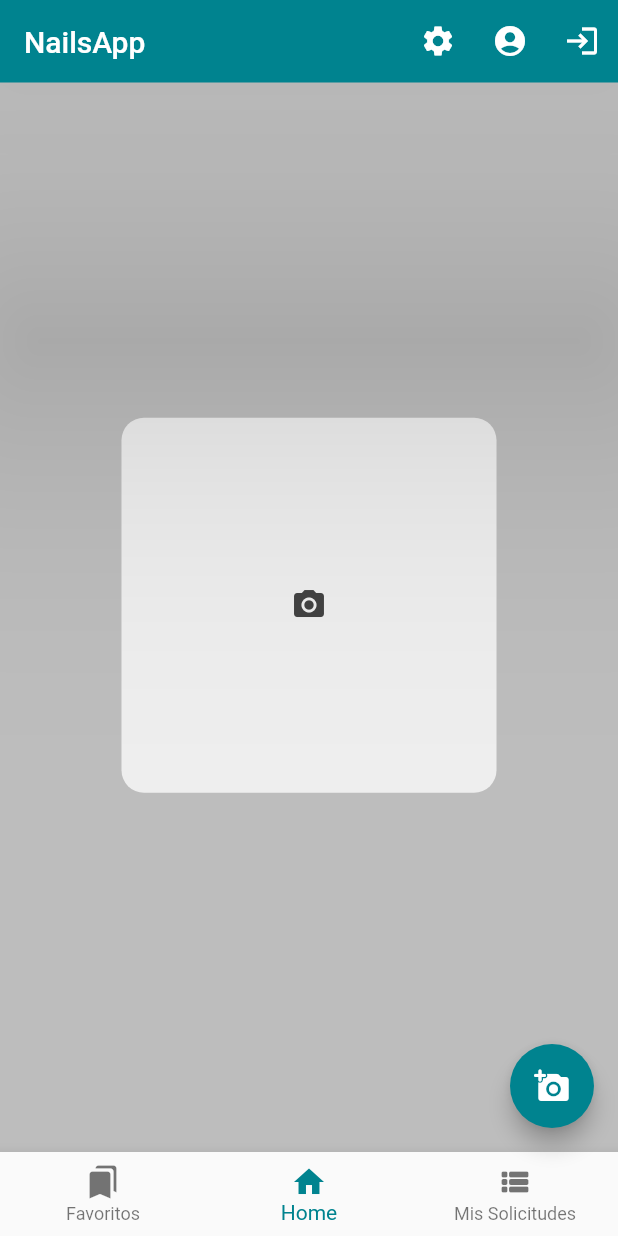
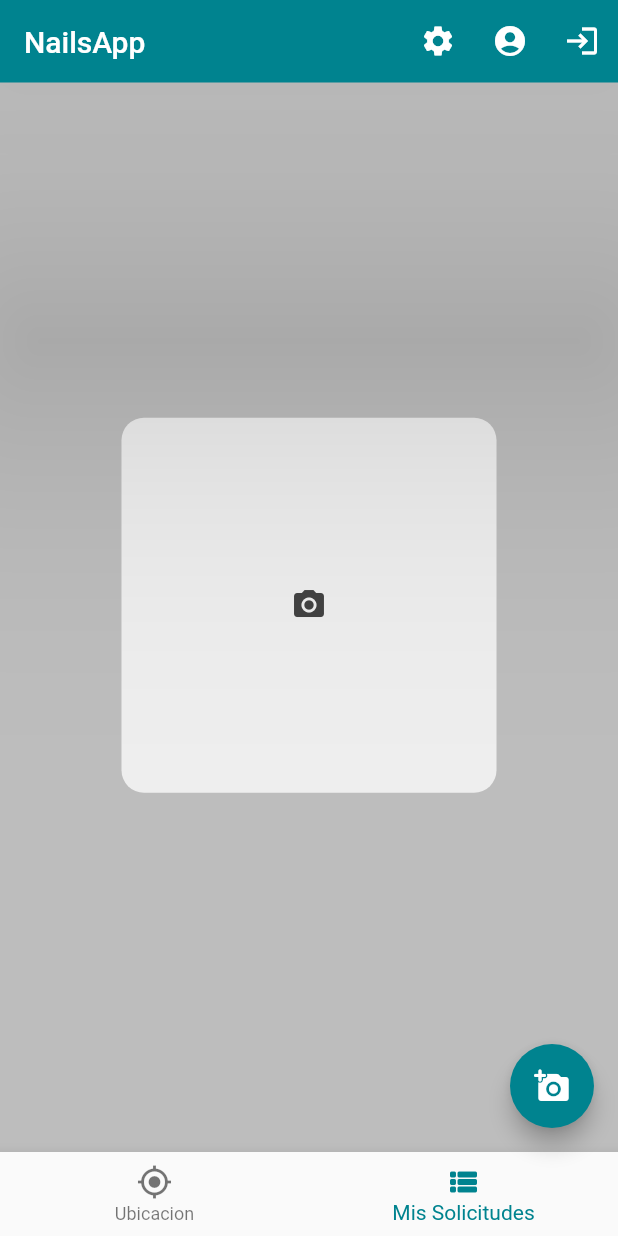
Before and after one commit to henrryrj/nails_app, a Flutter app: the HomePage screen opened by its route, item 2 of the bottom bar chosen, on a phone screen of 412 x 824 dp. Run offline on Flutter 3.47's test engine with Material 2 defaults, Android fonts, the light colour scheme and no system bars; our stand-ins replace bloc, equatable, firebase_auth, firebase_core, firebase_database, flutter_bloc and 8 more; missing offline and left inert: dart:ffi; accounts and stored records are empty.

Commit message:
ultimos cambios

```diff
--- a/lib/main.dart
+++ b/lib/main.dart
@@ -4,6 +4,7 @@ import 'package:firebase_core/firebase_core.dart';
 import 'package:flutter/material.dart';
 import 'package:flutter_bloc/flutter_bloc.dart';
 import 'package:nails_app/providers/preferencias.dart';
+import 'package:nails_app/screens/lista_salon.dart';
 import 'package:nails_app/screens/rutas.dart';
 import 'package:nails_app/services/usuario_services.dart';
 import 'package:provider/provider.dart';
@@ -56,7 +57,8 @@ class _MyAppState extends StatelessWidget {
           'signin': (_) => SigninScreem(),
           'signup': (_) => SignupScreem(),
           'perfil': (_) => Perfil(),
-          'veriToken': (_) => CheckAuthScreen()
+          'veriToken': (_) => CheckAuthScreen(),
+          'listaSalon': (_) => ListaSalonesScreen()
         });
   }
 }
--- /dev/null
+++ b/lib/models/salon.dart
@@ -0,0 +1,39 @@
+
+
+import 'dart:convert';
+
+class Salon {
+    Salon({
+        this.id,
+        this.descripcion,
+        this.direccion,
+        this.lat,
+        this.lon,
+    });
+
+    int? id;
+    String? descripcion;
+    String? direccion;
+    String? lat;
+    String? lon;
+
+    factory Salon.fromJson(String str) => Salon.fromMap(json.decode(str));
+
+    String toJson() => json.encode(toMap());
+
+    factory Salon.fromMap(Map<String, dynamic> json) => Salon(
+        id: json["id"],
+        descripcion: json["descripcion"],
+        direccion: json["direccion"],
+        lat: json["lat"],
+        lon: json["lon"],
+    );
+
+    Map<String, dynamic> toMap() => {
+        "id": id,
+        "descripcion": descripcion,
+        "direccion": direccion,
+        "lat": lat,
+        "lon": lon,
+    };
+}
--- a/lib/screens/home.dart
+++ b/lib/screens/home.dart
@@ -1,8 +1,7 @@
 import 'dart:typed_data';
-
-import 'package:firebase_auth/firebase_auth.dart';
 import 'package:flutter/cupertino.dart';
 import 'package:flutter/material.dart';
+import 'package:nails_app/models/salon.dart';
 import 'package:nails_app/providers/image_handler.dart';
 import 'package:nails_app/screens/mapas/loading_screen.dart';
 import 'package:nails_app/services/usuario_services.dart';
@@ -22,15 +21,14 @@ class HomePage extends StatefulWidget {
 class HomePageState extends State<HomePage> {
   Uint8List image = Uint8List(0);
   bool isImagePicked = false;
+  bool soli = false;
   int selectedIndex = 0;
 
   List<Widget> widgetOptions = <Widget>[
     //Index 0: Saved Designs
     LoadingScreen(),
     //Index 1: Home
-    Center(child: Text('Home')),
-    //Index 2: My Places
-    Center(child: Text('My Places')),
+    Center(child: Text('Solicitudes')),
   ];
   static const TextStyle optionStyle =
       TextStyle(fontSize: 30, fontWeight: FontWeight.bold);
@@ -64,12 +62,8 @@ class HomePageState extends State<HomePage> {
       bottomNavigationBar: BottomNavigationBar(
         items: <BottomNavigationBarItem>[
           BottomNavigationBarItem(
-            icon: Icon(Icons.bookmarks_rounded),
-            label: 'Favoritos',
-          ),
-          BottomNavigationBarItem(
-            icon: Icon(Icons.home),
-            label: 'Home',
+            icon: Icon(Icons.gps_fixed),
+            label: 'Ubicacion',
           ),
           BottomNavigationBarItem(
             icon: Icon(Icons.view_list_rounded),
@@ -148,7 +142,9 @@ class HomePageState extends State<HomePage> {
                     shape: RoundedRectangleBorder(
                         borderRadius: BorderRadius.circular(5.0))),
                 onPressed: () async {
-                    clienteService.soliOk = true;
+                  this.soli = true;
+                  setState(() {});
+                  await Future.delayed(Duration(seconds: 1));
                   int? precio =
                       await clienteService.getSolicitud(cliente, this.image);
                   print('PRECIO: $precio');
@@ -177,13 +173,28 @@ class HomePageState extends State<HomePage> {
                                       this.isImagePicked = !this.isImagePicked;
                                       setState(() {});
                                       Navigator.of(context).pop();
+                                    }),
+                                CupertinoDialogAction(
+                                    child: Text('Ver Salones',
+                                        style: TextStyle(
+                                            color:
+                                                Theme.of(context).primaryColor,
+                                            letterSpacing: 1.5,
+                                            fontSize: 18,
+                                            fontWeight: FontWeight.bold)),
+                                    onPressed: () async {
+                                      Navigator.pushNamed(
+                                          context, 'listaSalon');
                                     })
                               ],
                             ));
+                    this.soli = false;
+                    setState(() {});
                   }
+                  setState(() {});
                 },
                 child: Text(
-                  'Solicitar precio',
+                  this.soli ? 'Espere...' : 'Solicitar precio',
                   style: TextStyle(
                       color: Colors.white,
                       letterSpacing: 1.5,
--- a/lib/services/usuario_services.dart
+++ b/lib/services/usuario_services.dart
@@ -1,4 +1,5 @@
 import 'dart:convert';
+import 'dart:ffi';
 import 'dart:io';
 import 'dart:typed_data';
 import 'package:firebase_auth/firebase_auth.dart';
@@ -7,6 +8,7 @@ import 'package:flutter/material.dart';
 import 'package:flutter_secure_storage/flutter_secure_storage.dart';
 import 'package:http/http.dart' as http;
 import 'package:http_parser/http_parser.dart';
+import 'package:nails_app/models/salon.dart';
 import 'package:nails_app/models/usuario_models.dart';
 import 'package:nails_app/providers/preferencias.dart';
 import 'package:nails_app/utilities/general/file-path-provider.dart';
@@ -16,6 +18,7 @@ class ClienteService extends ChangeNotifier {
   final String _baseUrlBd = 'naillsfinal-default-rtdb.firebaseio.com';
   final String _baseUrlAuth = 'identitytoolkit.googleapis.com';
   final String _fireToken = 'AIzaSyAyW_DeQGp0aWhpXCHqPge3aPqn2AOnZJ8';
+  final String _urlIa = '147.182.180.128';
   final DatabaseReference _dbUsuario = FirebaseDatabase.instance.reference();
   Cliente usuario = new Cliente();
   final storage = new FlutterSecureStorage();
@@ -30,15 +33,16 @@ class ClienteService extends ChangeNotifier {
   }
   bool _logueado = false;
   bool _loading = false;
-  bool _soli = false;
+  bool soli = false;
   bool get estaLogueado => _logueado;
-  bool get estaSoliOk => _soli;
+  bool get estaSoliOk => soli;
   set estaLogueado(bool valor) {
     this._logueado = valor;
     notifyListeners();
   }
+
   set soliOk(bool valor) {
-    this._soli = valor;
+    this.soli = valor;
     notifyListeners();
   }
 
@@ -118,6 +122,7 @@ class ClienteService extends ChangeNotifier {
       final Map<String, dynamic> usuariosMap = json.decode(resp.body);
       print('SEGUIMOS LOGUEADOS LOGIN WUWU');
       print('PRE_ID: ${PrefUser.id}');
+      if (usuariosMap['error'] == "Auth token is expired") logout();
       usuario = Cliente.fromMap(usuariosMap);
       print(usuariosMap);
     }
@@ -127,20 +132,19 @@ class ClienteService extends ChangeNotifier {
 //CONSUMIENDO APIS
   Future<int?> getSolicitud(Cliente cliente, Uint8List image) async {
     if (image.length > 0) {
-      String urlSolicitud = '147.182.180.128';
       String name = "image0001";
       String extensionFile = ".jpg";
       File imageFile =
           await FilePathProvider.getFile(image, name, extensionFile);
       var filename = imageFile.path;
-      final url = Uri.http(urlSolicitud, '/api/v1/solicitar');
+      final url = Uri.http(_urlIa, '/api/v1/solicitar');
       final req = await http.post(url,
           body: cliente.toJsonSolicitud(),
           headers: {'Content-Type': 'application/json'});
       final resp = json.decode(req.body);
       int id = resp['id'] as int;
       // SEGUNDA PETICION
-      final url2 = Uri.http(urlSolicitud, '/api/v1/solicitar/$id');
+      final url2 = Uri.http(_urlIa, '/api/v1/solicitar/$id');
       var req2 = http.MultipartRequest('POST', url2);
       //AGREGAR FOTO
       var multipartFile = new http.MultipartFile.fromBytes('image', image,
@@ -151,8 +155,18 @@ class ClienteService extends ChangeNotifier {
       Solicitud soli = Solicitud.fromJsonSolicitud(res2);
       return soli.precio;
     }
+  }
 
-    //final resp = json.decode(respuesta.body);
+  Future<List<Salon>> listaDeSalones() async {
+    List<Salon> listaSalon = [];
+    final url = Uri.http(_urlIa, '/api/v1/salones');
+    final respuesta = await http.get(url);
+    final Map<String, dynamic> resp = json.decode(respuesta.body);
+    for (var nodo in resp['data']) {
+      Salon salonActual = Salon.fromMap(nodo);
+      listaSalon.add(salonActual);
+    }
+    return listaSalon;
   }
 
   String formatFecha(String date) {
@@ -161,22 +175,4 @@ class ClienteService extends ChangeNotifier {
     var year = fecha.split('-');
     return '${year[2]}-${year[1]}-${year[0]} $hora';
   }
-
-  /* void clienteService() async {
-    if (prefs.containsKey('tokenUsuario')) {
-      _logueado = true;
-      _loading = false;
-      prefs.setString('nombre', usuario.nombre!);
-      prefs.setString('apellido', usuario.apellido!);
-      prefs.setInt('ci', usuario.ci!);
-      prefs.setInt('telefono', usuario.telefono!);
-      prefs.setString('direccion', usuario.direccion!);
-      prefs.setInt('lat', usuario.lat!);
-      prefs.setInt('lon', usuario.lon!);
-      prefs.setString('email', usuario.email!);
-    } else {
-      _loading = true;
-      prefs.clear();
-    }
-  } */
 }
```
Also changed, not shown: lib/screens/card_container.dart (added, +29 -0 lines), lib/screens/card_salon.dart (added, +133 -0 lines), lib/screens/lista_salon.dart (added, +81 -0 lines).
